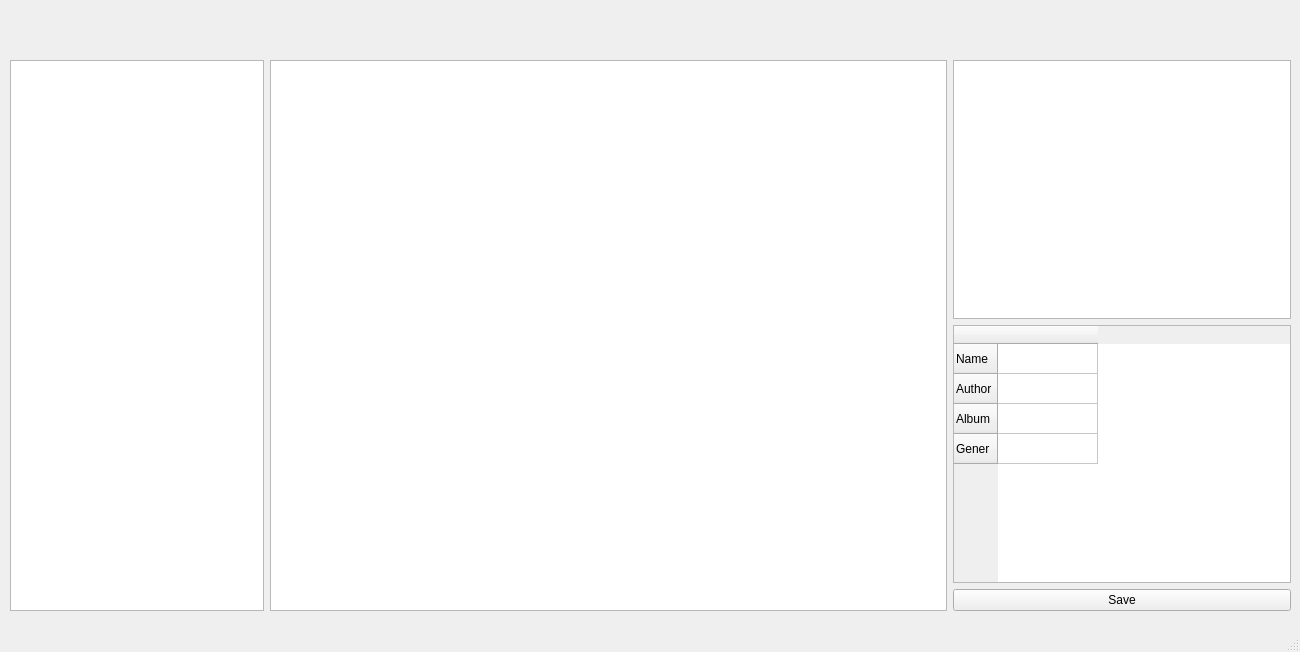
This is app/src/mainwindow.ui in intelek2al/CPP-Utag as Qt 5 draws it before an edit. The edited form follows.
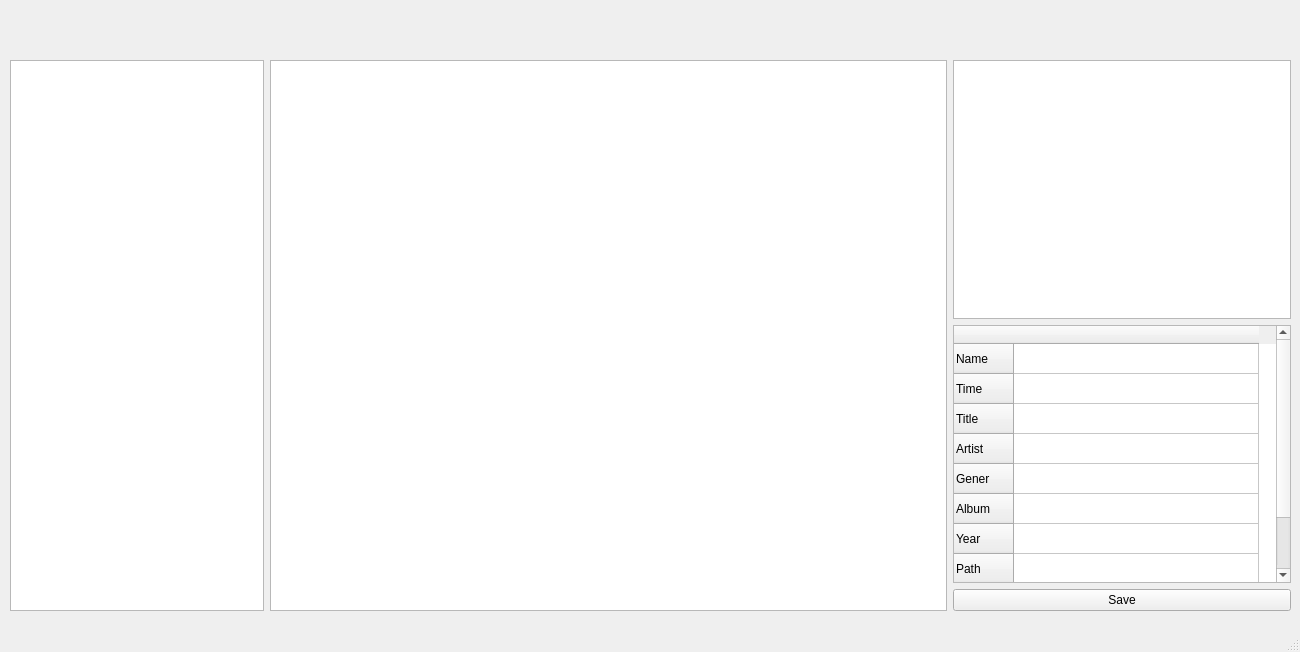
This is the edited form.

```diff
--- a/app/src/mainwindow.ui
+++ b/app/src/mainwindow.ui
@@ -74,6 +74,9 @@
          <attribute name="horizontalHeaderCascadingSectionResizes">
           <bool>true</bool>
          </attribute>
+         <attribute name="horizontalHeaderDefaultSectionSize">
+          <number>245</number>
+         </attribute>
          <row>
           <property name="text">
            <string>Name</string>
@@ -81,12 +84,17 @@
          </row>
          <row>
           <property name="text">
-           <string>Author</string>
+           <string>Time</string>
           </property>
          </row>
          <row>
           <property name="text">
-           <string>Album</string>
+           <string>Title</string>
+          </property>
+         </row>
+         <row>
+          <property name="text">
+           <string>Artist</string>
           </property>
          </row>
          <row>
@@ -94,6 +102,26 @@
            <string>Gener</string>
           </property>
          </row>
+         <row>
+          <property name="text">
+           <string>Album</string>
+          </property>
+         </row>
+         <row>
+          <property name="text">
+           <string>Year</string>
+          </property>
+         </row>
+         <row>
+          <property name="text">
+           <string>Path</string>
+          </property>
+         </row>
+         <row>
+          <property name="text">
+           <string>Comment</string>
+          </property>
+         </row>
          <column>
           <property name="text">
            <string/>
```
Left out of the diff: 3 changed lines with no effect on the pictures.
